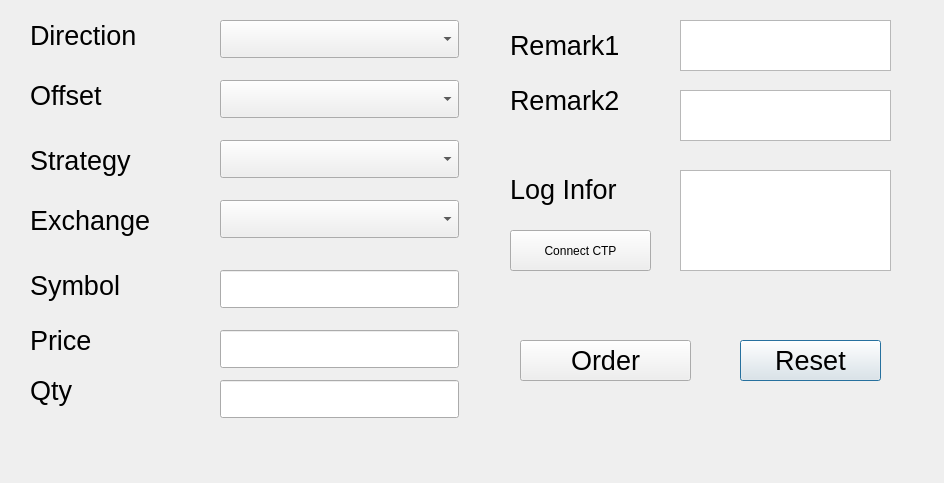
First picture: the form in ManualLog/ManualOrder/createdlg.ui, repository handsomehu/CppWorkStream, before the edit.
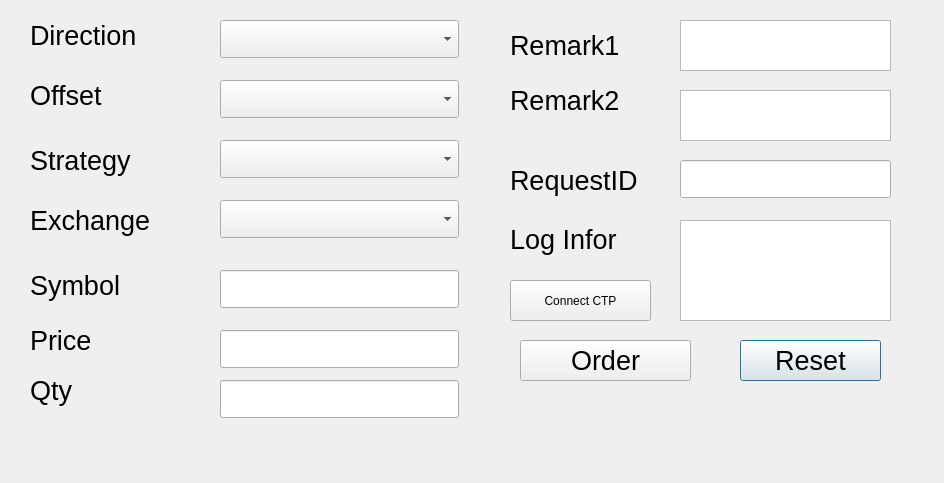
Second picture: the form after the edit.

The edit to the form file:
```diff
--- a/ManualLog/ManualOrder/createdlg.ui
+++ b/ManualLog/ManualOrder/createdlg.ui
@@ -104,7 +104,7 @@
    <property name="geometry">
     <rect>
      <x>680</x>
-     <y>170</y>
+     <y>220</y>
      <width>211</width>
      <height>101</height>
     </rect>
@@ -284,7 +284,7 @@
    <property name="geometry">
     <rect>
      <x>510</x>
-     <y>160</y>
+     <y>210</y>
      <width>112</width>
      <height>59</height>
     </rect>
@@ -383,7 +383,7 @@
    <property name="geometry">
     <rect>
      <x>510</x>
-     <y>230</y>
+     <y>280</y>
      <width>141</width>
      <height>41</height>
     </rect>
@@ -392,6 +392,39 @@
     <string>Connect CTP</string>
    </property>
   </widget>
+  <widget class="QLabel" name="label_reqid">
+   <property name="geometry">
+    <rect>
+     <x>510</x>
+     <y>160</y>
+     <width>151</width>
+     <height>41</height>
+    </rect>
+   </property>
+   <property name="font">
+    <font>
+     <pointsize>20</pointsize>
+    </font>
+   </property>
+   <property name="text">
+    <string>RequestID</string>
+   </property>
+  </widget>
+  <widget class="QLineEdit" name="le_reqid">
+   <property name="geometry">
+    <rect>
+     <x>680</x>
+     <y>160</y>
+     <width>211</width>
+     <height>38</height>
+    </rect>
+   </property>
+   <property name="font">
+    <font>
+     <pointsize>20</pointsize>
+    </font>
+   </property>
+  </widget>
  </widget>
  <resources/>
  <connections/>
```
